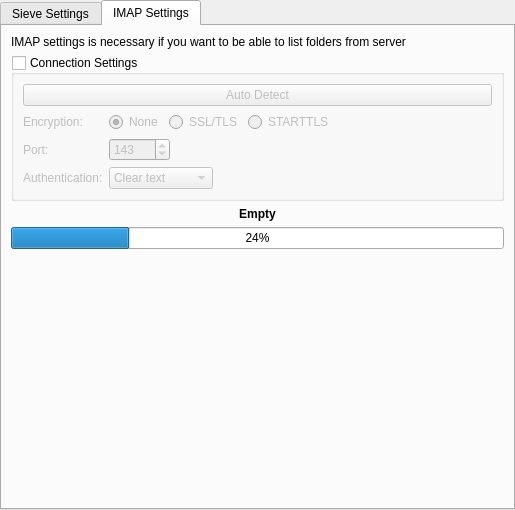
First picture: the form in src/ui/serversievesettings.ui, repository KDE/pim-sieve-editor, before the edit.
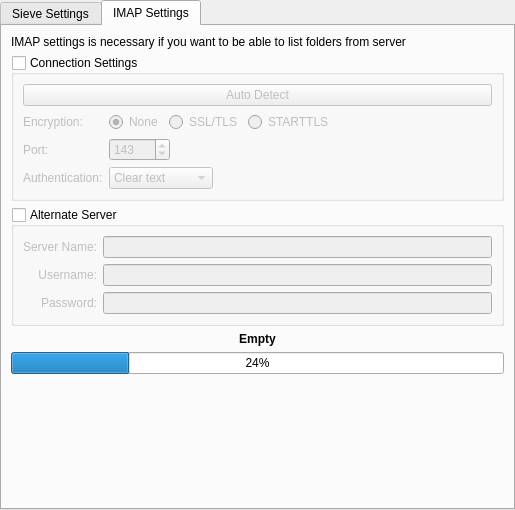
Second picture: the form after the edit. The open tabs and pages were chosen to show the change.

Commit message: Allow to define custom server settings

Patch:
```diff
--- a/src/ui/serversievesettings.ui
+++ b/src/ui/serversievesettings.ui
@@ -292,6 +292,72 @@
          </layout>
         </widget>
        </item>
+       <item>
+        <widget class="QGroupBox" name="alternateServer">
+         <property name="title">
+          <string>Alternate Server</string>
+         </property>
+         <property name="checkable">
+          <bool>true</bool>
+         </property>
+         <property name="checked">
+          <bool>false</bool>
+         </property>
+         <layout class="QGridLayout" name="gridLayout">
+          <item row="0" column="0">
+           <widget class="QLabel" name="label_7">
+            <property name="text">
+             <string>Server Name:</string>
+            </property>
+            <property name="alignment">
+             <set>Qt::AlignRight|Qt::AlignTrailing|Qt::AlignVCenter</set>
+            </property>
+           </widget>
+          </item>
+          <item row="0" column="1">
+           <widget class="QLineEdit" name="imapServerName">
+            <property name="clearButtonEnabled">
+             <bool>true</bool>
+            </property>
+           </widget>
+          </item>
+          <item row="1" column="0">
+           <widget class="QLabel" name="label_6">
+            <property name="text">
+             <string>Username:</string>
+            </property>
+            <property name="alignment">
+             <set>Qt::AlignRight|Qt::AlignTrailing|Qt::AlignVCenter</set>
+            </property>
+           </widget>
+          </item>
+          <item row="1" column="1">
+           <widget class="QLineEdit" name="imapUserName">
+            <property name="clearButtonEnabled">
+             <bool>true</bool>
+            </property>
+           </widget>
+          </item>
+          <item row="2" column="0">
+           <widget class="QLabel" name="label_8">
+            <property name="text">
+             <string>Password:</string>
+            </property>
+            <property name="alignment">
+             <set>Qt::AlignRight|Qt::AlignTrailing|Qt::AlignVCenter</set>
+            </property>
+           </widget>
+          </item>
+          <item row="2" column="1">
+           <widget class="QLineEdit" name="imapPassword">
+            <property name="echoMode">
+             <enum>QLineEdit::Password</enum>
+            </property>
+           </widget>
+          </item>
+         </layout>
+        </widget>
+       </item>
        <item>
         <widget class="QLabel" name="testInfo">
          <property name="font">
```
Left out of the diff: 2 changed lines with no effect on the pictures. The commit also changes 2 other files.
